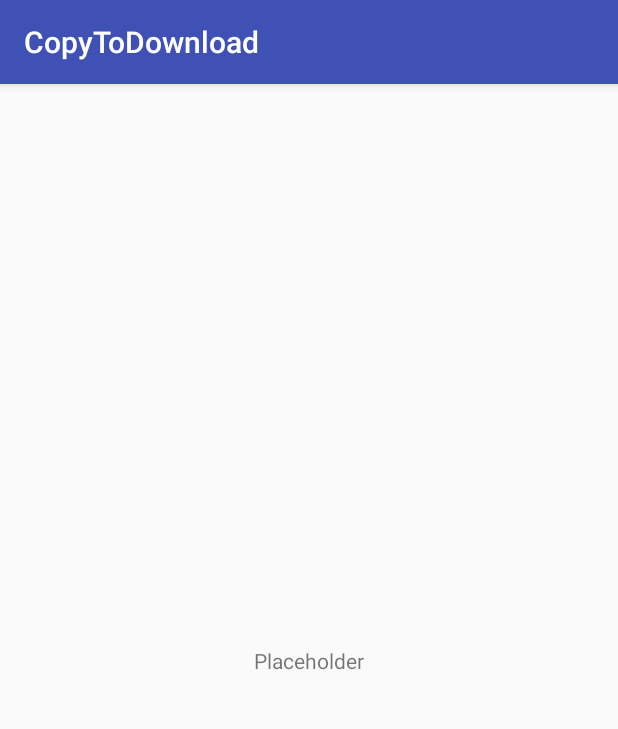
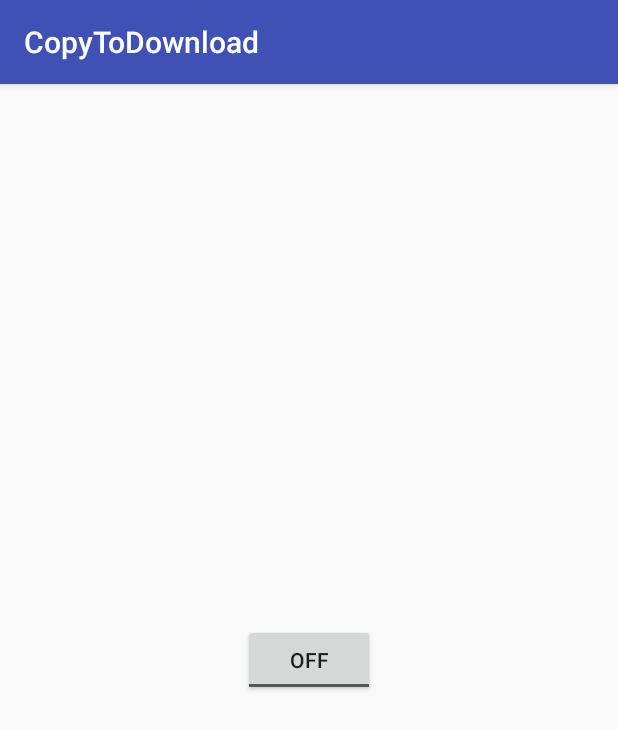
Before and after one commit to crowjdh/CopyToDownload, an Android app: the screen it shows after launch (MainActivity), on a phone screen of 412 x 824 dp. Shown: the top 729 px of the screen. Run offline under Robolectric (Android 15) with nearby library versions, the phone set to English and light mode, and no system bars.

Commit message:
Add power button

```diff
--- a/app/src/main/java/com/ques/copytodownload/MainActivity.java
+++ b/app/src/main/java/com/ques/copytodownload/MainActivity.java
@@ -7,19 +7,36 @@ import android.support.annotation.NonNull;
 import android.support.v4.app.ActivityCompat;
 import android.support.v4.content.ContextCompat;
 import android.support.v7.app.AppCompatActivity;
+import android.util.Log;
+import android.widget.ToggleButton;
 
 import com.ques.copytodownload.services.ClipboardMonitorService;
 import com.ques.copytodownload.utils.Logger;
+import com.ques.copytodownload.utils.PrefsUtil;
 
 public class MainActivity extends AppCompatActivity {
 
     private static final int RC_PERMISSIONS_WRITE_EXTERNAL_STORAGE = 1000;
     private static final String PERMISSION_WRITE = Manifest.permission.WRITE_EXTERNAL_STORAGE;
 
+    private ToggleButton mPowerSwitch;
+
     @Override
     protected void onCreate(Bundle savedInstanceState) {
         super.onCreate(savedInstanceState);
         setContentView(R.layout.activity_main);
+
+        initViews();
+    }
+
+    private void initViews() {
+        mPowerSwitch = findViewById(R.id.power_toggle);
+        mPowerSwitch.setChecked(PrefsUtil.isPoweredOn(getApplicationContext()));
+        Log.i("asdf", String.format("%b", PrefsUtil.isPoweredOn(getApplicationContext())));
+        mPowerSwitch.setOnCheckedChangeListener((compoundButton, isChecked) -> {
+                PrefsUtil.updatePowerSwitch(getApplicationContext(), isChecked);
+                Log.i("asdf", String.format("%b", PrefsUtil.isPoweredOn(getApplicationContext())));
+        });
     }
 
     @Override
--- a/app/src/main/java/com/ques/copytodownload/model/ClipboardURLHandler.java
+++ b/app/src/main/java/com/ques/copytodownload/model/ClipboardURLHandler.java
@@ -50,7 +50,7 @@ public class ClipboardURLHandler {
     public static void tryToDownloadMedia(Context context, String url) {
         ApiType type = ServiceIdentifier.getApiType(url);
         if (type == null) {
-            Logger.dOrLongToast(context, "No matching api. Skipping download.");
+            Logger.i("No matching api. Skipping download.");
             return;
         }
 
--- a/app/src/main/java/com/ques/copytodownload/services/ClipboardMonitorService.java
+++ b/app/src/main/java/com/ques/copytodownload/services/ClipboardMonitorService.java
@@ -10,6 +10,7 @@ import android.support.annotation.Nullable;
 
 import com.ques.copytodownload.model.ClipboardURLHandler;
 import com.ques.copytodownload.utils.Logger;
+import com.ques.copytodownload.utils.PrefsUtil;
 
 public class ClipboardMonitorService extends Service
         implements ClipboardManager.OnPrimaryClipChangedListener {
@@ -41,6 +42,11 @@ public class ClipboardMonitorService extends Service
     @Override
     public void onPrimaryClipChanged() {
         Logger.d("onPrimaryClipChanged:\n" + mClipboardManager.getPrimaryClip());
+
+        boolean isTurnedOn = PrefsUtil.isPoweredOn(getApplicationContext());
+        if (!isTurnedOn) {
+            return;
+        }
 
         String copiedText = mClipboardManager.getPrimaryClip().getItemAt(0).getText().toString();
         ClipboardURLHandler.tryToDownloadMedia(getApplicationContext(), copiedText);
--- /dev/null
+++ b/app/src/main/java/com/ques/copytodownload/utils/PrefsUtil.java
@@ -0,0 +1,38 @@
+package com.ques.copytodownload.utils;
+
+import android.content.Context;
+import android.content.SharedPreferences;
+
+/**
+ * Created by jeong on 03/03/2019.
+ */
+
+public class PrefsUtil {
+    private static String IS_TURNED_ON = "IS_TURNED_ON";
+
+    private interface Action {
+        void edit(SharedPreferences.Editor editor);
+    }
+
+    private PrefsUtil() {
+        throw new AssertionError("You MUST NOT create the instance of this class!!");
+    }
+
+    public static boolean isPoweredOn(Context context) {
+        return getPrefs(context).getBoolean(IS_TURNED_ON, false);
+    }
+
+    public static void updatePowerSwitch(Context context, boolean isTurnedOn) {
+        editPrefs(context, editor -> editor.putBoolean(IS_TURNED_ON, isTurnedOn));
+    }
+
+    private static void editPrefs(Context context, Action action) {
+        SharedPreferences.Editor editor = getPrefs(context).edit();
+        action.edit(editor);
+        editor.apply();
+    }
+
+    private static SharedPreferences getPrefs(Context context) {
+        return context.getSharedPreferences("prefs", Context.MODE_PRIVATE);
+    }
+}
--- a/app/src/main/java/com/ques/copytodownload/utils/ServiceIdentifier.java
+++ b/app/src/main/java/com/ques/copytodownload/utils/ServiceIdentifier.java
@@ -64,7 +64,8 @@ public class ServiceIdentifier {
 
     @Nullable
     public static String parseInstagramPostId(String url) {
-        Pattern pattern = Pattern.compile("instagram.com/p/([\\w\\d]+)[/]*");
+        Pattern pattern = Pattern.compile("instagram.com/.*/([\\w\\d-]+)[/]*");
+
         Matcher matcher = pattern.matcher(url);
 
         return matcher.find() ? matcher.group(1) : null;
--- a/app/src/main/res/layout/activity_main.xml
+++ b/app/src/main/res/layout/activity_main.xml
@@ -7,10 +7,10 @@
     android:layout_height="match_parent"
     tools:context="com.ques.copytodownload.MainActivity">
 
-    <TextView
+    <ToggleButton
+        android:id="@+id/power_toggle"
         android:layout_width="wrap_content"
         android:layout_height="wrap_content"
-        android:text="@string/placeholder"
         app:layout_constraintBottom_toBottomOf="parent"
         app:layout_constraintLeft_toLeftOf="parent"
         app:layout_constraintRight_toRightOf="parent"
```
